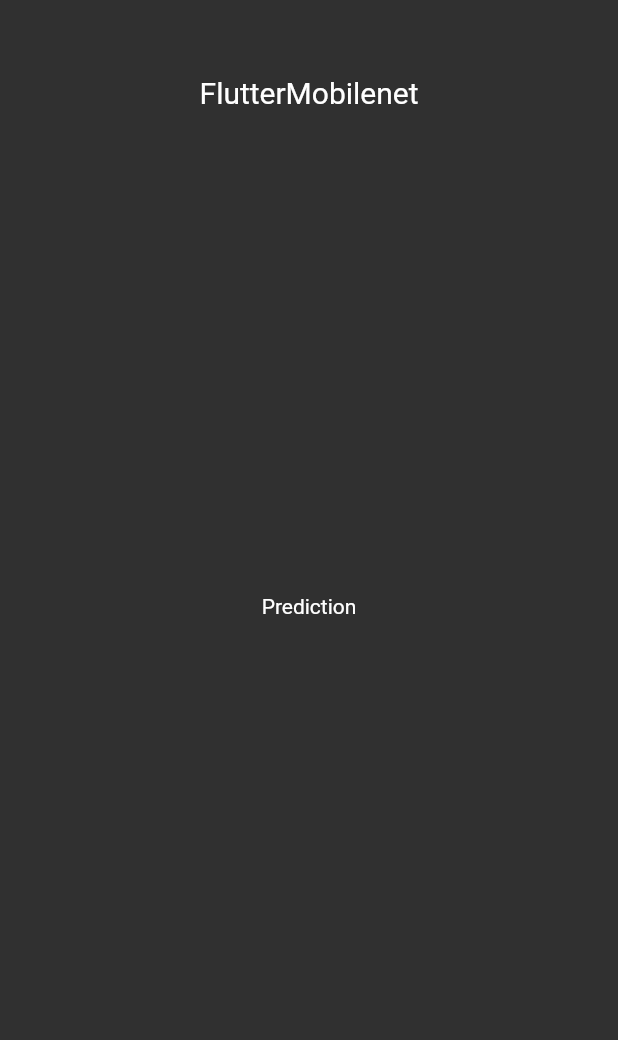
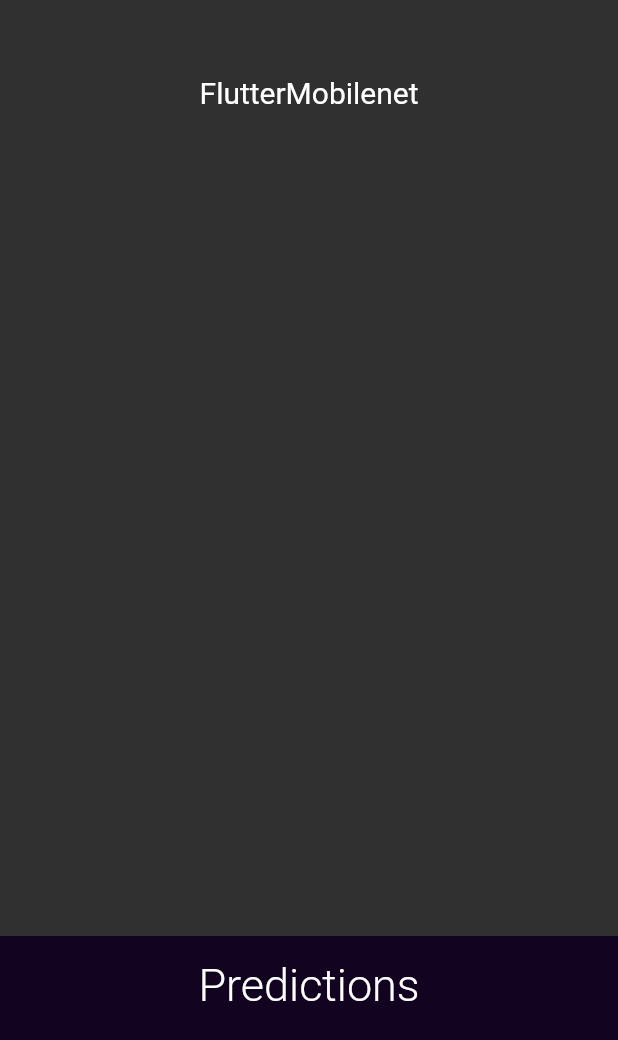
Before and after one commit to MCarlomagno/FlutterMobilenet, a Flutter app: the screen it shows after launch, on a phone screen of 412 x 824 dp. Shown: the top 1040 px of the screen. Run offline on Flutter 3.47's test engine with Material 2 defaults, Android fonts, the phone set to English and light mode, and no system bars; our stand-ins replace camera; missing offline and left inert: tflite.

Commit message:
add: ui fixes

```diff
--- /dev/null
+++ b/lib/models/prediction.model.dart
@@ -0,0 +1,5 @@
+class Prediction {
+  double confidence;
+  int index;
+  String label;
+}
--- a/lib/services/tensorflow-service.dart
+++ b/lib/services/tensorflow-service.dart
@@ -12,14 +12,14 @@ class TensorflowService {
 
   TensorflowService._internal();
 
-  StreamController<String> _predictionController = StreamController();
+  StreamController<List<dynamic>> _predictionController = StreamController();
   Stream get predictionStream => _predictionController.stream;
 
   bool _modelLoaded = false;
 
   Future<void> loadModel() async {
     try {
-      _predictionController.add('');
+      _predictionController.add(null);
       await Tflite.loadModel(
         model: "assets/mobilenet_v1_1.0_224.tflite",
         labels: "assets/labels.txt",
@@ -33,7 +33,7 @@ class TensorflowService {
 
   Future<void> runModel(CameraImage img) async {
     if (_modelLoaded) {
-      var recognitions = await Tflite.runModelOnFrame(
+      List<dynamic> predictions = await Tflite.runModelOnFrame(
         bytesList: img.planes.map((plane) {
           return plane.bytes;
         }).toList(), // required
@@ -42,20 +42,19 @@ class TensorflowService {
       );
 
       // shows predictions on screen
-      if (recognitions.isNotEmpty) {
-
+      if (predictions.isNotEmpty) {
         if (_predictionController.isClosed) {
           // restart if was closed
           _predictionController = StreamController();
         }
         // notify to listeners
-        _predictionController.add(recognitions[0].toString());
+        _predictionController.add(predictions);
       }
     }
   }
 
   Future<void> stopPredictions() async {
-    _predictionController.add("");
+    _predictionController.add(null);
     await _predictionController.close();
   }
 
--- a/lib/widgets/prediction.dart
+++ b/lib/widgets/prediction.dart
@@ -11,7 +11,7 @@ class Prediction extends StatefulWidget {
 }
 
 class _PredictionState extends State<Prediction> {
-  String _currentPrediction = "";
+  List<dynamic> _currentPrediction = [];
   StreamSubscription _streamSubscription;
 
   TensorflowService _tensorflowService = TensorflowService();
@@ -38,15 +38,48 @@ class _PredictionState extends State<Prediction> {
 
   @override
   Widget build(BuildContext context) {
-    return Center(
-      child: Column(
-        mainAxisAlignment: MainAxisAlignment.center,
-        children: <Widget>[
-          Text("Prediction"),
-          Text(_currentPrediction),
-        ],
+    return Column(
+      mainAxisAlignment: MainAxisAlignment.end,
+      children: <Widget>[
+        Container(
+          color: Color(0xFF120320),
+          height: 200,
+          width: MediaQuery.of(context).size.width,
+          child: Column(
+            children: <Widget>[_titleWidget(), _contentWidget()],
+          ),
+        )
+      ],
+    );
+  }
+
+  Widget _titleWidget() {
+    return Container(
+      padding: EdgeInsets.only(top: 15, bottom: 10),
+      child: Text(
+        "Predictions",
+        style: TextStyle(fontSize: 30, fontWeight: FontWeight.w300),
       ),
     );
+  }
+
+  Widget _contentWidget() {
+    if (_currentPrediction.length > 0) {
+      return Container(
+        height: 100,
+        child: ListView.builder(
+          itemCount: _currentPrediction.length,
+          itemBuilder: (context, index) {
+            return ListTile(
+              title: Text(_currentPrediction[index]['label']),
+              subtitle: Text(_currentPrediction[index]['confidence'].toString()),
+            );
+          },
+        ),
+      );
+    } else {
+      return Text('');
+    }
   }
 
   @override
```
